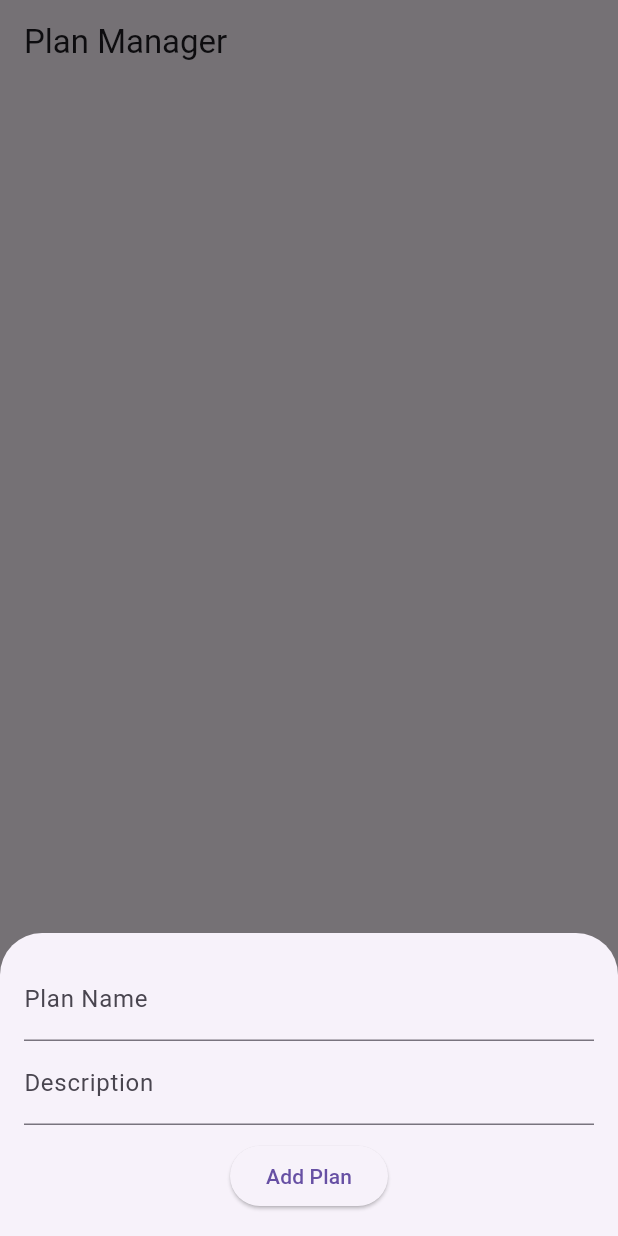
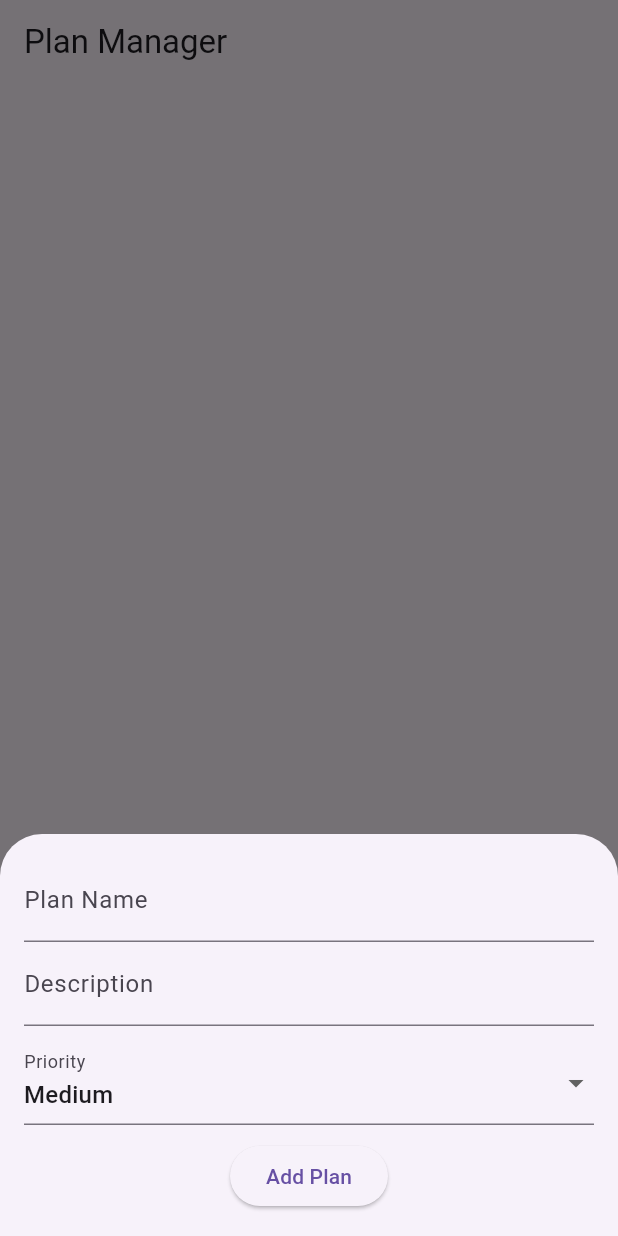
Before and after one commit to charan4112/flutter_plan_manager, a Flutter app: the screen it shows after launch, after a tap on the "add" icon, on a phone screen of 412 x 824 dp. Run offline on Flutter 3.47's test engine with Material 3 defaults, Android fonts, the phone set to English and light mode, and no system bars.

Commit message:
add_priority_feature

```diff
--- a/lib/plan_manager_screen.dart
+++ b/lib/plan_manager_screen.dart
@@ -24,22 +24,44 @@ class _PlanManagerScreenState extends State<PlanManagerScreen> {
   final List<Map<String, dynamic>> _plans = [];
 
   // Add Plan
-  void _addPlan(String name, String description, DateTime date) {
+  void _addPlan(String name, String description, DateTime date, String priority) {
     setState(() {
       _plans.add({
         'name': name,
         'description': description,
         'date': date,
         'completed': false,
+        'priority': priority
       });
+
+      // Sort Plans by Priority
+      _plans.sort((a, b) => _priorityOrder(a['priority']).compareTo(_priorityOrder(b['priority'])));
     });
   }
 
+  // Priority Order Logic
+  int _priorityOrder(String priority) {
+    switch (priority) {
+      case 'High':
+        return 1;
+      case 'Medium':
+        return 2;
+      case 'Low':
+        return 3;
+      default:
+        return 4;
+    }
+  }
+
   // Update Plan
-  void _updatePlan(int index, String newName, String newDescription) {
+  void _updatePlan(int index, String newName, String newDescription, String priority) {
     setState(() {
       _plans[index]['name'] = newName;
       _plans[index]['description'] = newDescription;
+      _plans[index]['priority'] = priority;
+
+      // Sort Plans by Priority
+      _plans.sort((a, b) => _priorityOrder(a['priority']).compareTo(_priorityOrder(b['priority'])));
     });
   }
 
@@ -65,12 +87,12 @@ class _PlanManagerScreenState extends State<PlanManagerScreen> {
         itemCount: _plans.length,
         itemBuilder: (context, index) {
           return GestureDetector(
-            onLongPress: () => _showEditPlanModal(context, index), // Long press to edit
-            onDoubleTap: () => _deletePlan(index), // Double tap to delete
+            onLongPress: () => _showEditPlanModal(context, index),
+            onDoubleTap: () => _deletePlan(index),
             child: Dismissible(
               key: ValueKey(_plans[index]['name']),
               direction: DismissDirection.endToStart,
-              onDismissed: (_) => _toggleComplete(index), // Swipe to mark complete
+              onDismissed: (_) => _toggleComplete(index),
               background: Container(
                 color: Colors.green,
                 alignment: Alignment.centerRight,
@@ -78,7 +100,7 @@ class _PlanManagerScreenState extends State<PlanManagerScreen> {
                 child: const Icon(Icons.check, color: Colors.white),
               ),
               child: ListTile(
-                title: Text(_plans[index]['name']),
+                title: Text('${_plans[index]['name']} [${_plans[index]['priority']}]'),
                 subtitle: Text(_plans[index]['description']),
                 trailing: Icon(
                   _plans[index]['completed'] ? Icons.check_circle : Icons.radio_button_unchecked,
@@ -101,6 +123,7 @@ class _PlanManagerScreenState extends State<PlanManagerScreen> {
     final _nameController = TextEditingController();
     final _descriptionController = TextEditingController();
     DateTime _selectedDate = DateTime.now();
+    String _selectedPriority = 'Medium';
 
     showModalBottomSheet(
       context: context,
@@ -119,12 +142,25 @@ class _PlanManagerScreenState extends State<PlanManagerScreen> {
                 decoration: const InputDecoration(labelText: 'Description'),
               ),
               const SizedBox(height: 10),
+              DropdownButtonFormField<String>(
+                value: _selectedPriority,
+                items: ['High', 'Medium', 'Low'].map((priority) {
+                  return DropdownMenuItem(
+                    value: priority,
+                    child: Text(priority),
+                  );
+                }).toList(),
+                onChanged: (value) => _selectedPriority = value ?? 'Medium',
+                decoration: const InputDecoration(labelText: 'Priority'),
+              ),
+              const SizedBox(height: 10),
               ElevatedButton(
                 onPressed: () {
                   _addPlan(
                     _nameController.text,
                     _descriptionController.text,
                     _selectedDate,
+                    _selectedPriority,
                   );
                   Navigator.of(context).pop();
                 },
@@ -141,6 +177,7 @@ class _PlanManagerScreenState extends State<PlanManagerScreen> {
   void _showEditPlanModal(BuildContext context, int index) {
     final _nameController = TextEditingController(text: _plans[index]['name']);
     final _descriptionController = TextEditingController(text: _plans[index]['description']);
+    String _selectedPriority = _plans[index]['priority'];
 
     showModalBottomSheet(
       context: context,
@@ -159,12 +196,25 @@ class _PlanManagerScreenState extends State<PlanManagerScreen> {
                 decoration: const InputDecoration(labelText: 'Edit Description'),
               ),
               const SizedBox(height: 10),
+              DropdownButtonFormField<String>(
+                value: _selectedPriority,
+                items: ['High', 'Medium', 'Low'].map((priority) {
+                  return DropdownMenuItem(
+                    value: priority,
+                    child: Text(priority),
+                  );
+                }).toList(),
+                onChanged: (value) => _selectedPriority = value ?? 'Medium',
+                decoration: const InputDecoration(labelText: 'Priority'),
+              ),
+              const SizedBox(height: 10),
               ElevatedButton(
                 onPressed: () {
                   _updatePlan(
                     index,
                     _nameController.text,
                     _descriptionController.text,
+                    _selectedPriority,
                   );
                   Navigator.of(context).pop();
                 },
```
